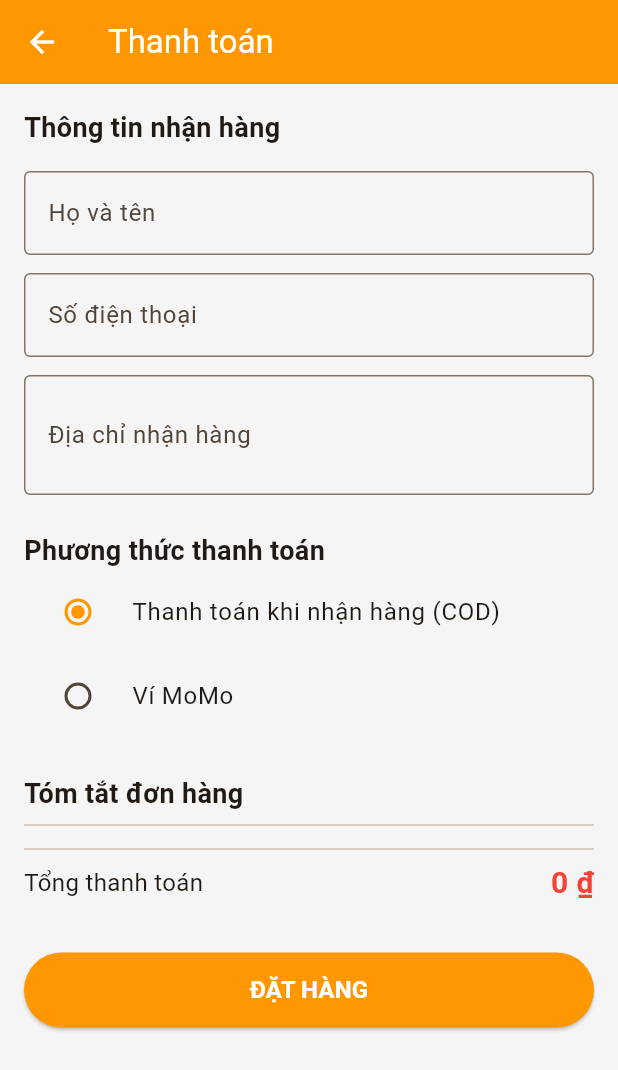
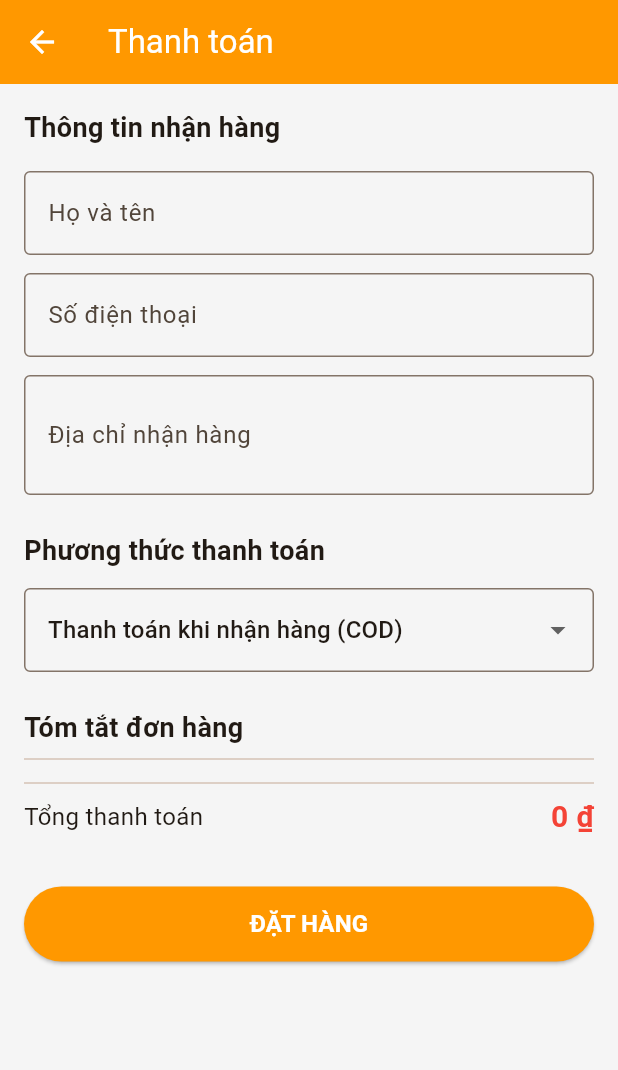
Before and after one commit to khoadd1842005/Thuchanh4_Nhom5, a Flutter app: the CheckoutScreen screen opened directly, on a phone screen of 412 x 824 dp. Shown: the top 1070 px of the screen. Run offline on Flutter 3.47's test engine with Material 3 defaults, Android fonts, the phone set to English and light mode, and no system bars; our stand-ins replace cached_network_image, carousel_slider, shared_preferences; accounts and stored records are empty; network calls fail.

Commit message:
small fix

```diff
--- a/lib/views/checkout/checkout_screen.dart
+++ b/lib/views/checkout/checkout_screen.dart
@@ -63,17 +63,26 @@ class _CheckoutScreenState extends State<CheckoutScreen> {
               ),
               const SizedBox(height: 24),
               const Text('Phương thức thanh toán', style: TextStyle(fontSize: 18, fontWeight: FontWeight.bold)),
-              RadioListTile(
-                title: const Text('Thanh toán khi nhận hàng (COD)'),
-                value: 'COD',
-                groupValue: _paymentMethod,
-                onChanged: (v) => setState(() => _paymentMethod = v.toString()),
-              ),
-              RadioListTile(
-                title: const Text('Ví MoMo'),
-                value: 'Momo',
-                groupValue: _paymentMethod,
-                onChanged: (v) => setState(() => _paymentMethod = v.toString()),
+              const SizedBox(height: 12),
+              DropdownButtonFormField<String>(
+                initialValue: _paymentMethod,
+                decoration: const InputDecoration(
+                  border: OutlineInputBorder(),
+                ),
+                items: const [
+                  DropdownMenuItem(
+                    value: 'COD',
+                    child: Text('Thanh toán khi nhận hàng (COD)'),
+                  ),
+                  DropdownMenuItem(
+                    value: 'Momo',
+                    child: Text('Ví MoMo'),
+                  ),
+                ],
+                onChanged: (value) {
+                  if (value == null) return;
+                  setState(() => _paymentMethod = value);
+                },
               ),
               const SizedBox(height: 24),
               const Text('Tóm tắt đơn hàng', style: TextStyle(fontSize: 18, fontWeight: FontWeight.bold)),
--- a/lib/views/home_screen.dart
+++ b/lib/views/home_screen.dart
@@ -1,7 +1,6 @@
 import 'package:flutter/material.dart' hide CarouselController;
 import 'package:provider/provider.dart';
 import 'package:carousel_slider/carousel_slider.dart';
-import 'package:smooth_page_indicator/smooth_page_indicator.dart';
 import '../viewmodels/cart_provider.dart';
 import '../viewmodels/home_view_model.dart';
 import '../widgets/product_card.dart';
@@ -20,7 +19,6 @@ class _HomeScreenState extends State<HomeScreen> {
 
   // TỐI ƯU: Dùng ValueNotifier thay vì setState để tránh rebuild toàn màn hình khi cuộn
   final ValueNotifier<bool> _isAppBarPinnedNotifier = ValueNotifier<bool>(false);
-  int _currentBannerIndex = 0;
 
   final List<String> _banners = [
     'https://picsum.photos/800/400?random=11',
--- a/lib/views/orders/widgets/order_tab_bar.dart
+++ b/lib/views/orders/widgets/order_tab_bar.dart
@@ -1,5 +1,4 @@
 import 'package:flutter/material.dart';
-import '../../../models/order.dart';
 
 class OrderTabBar extends StatelessWidget {
   final TabController tabController;
```
